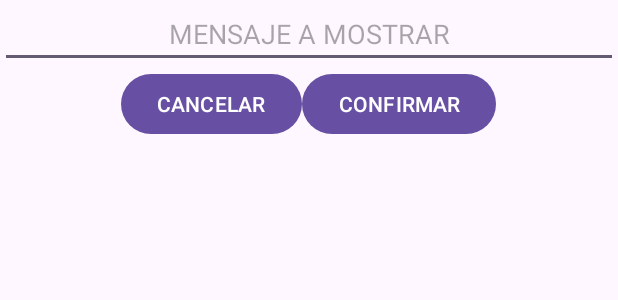
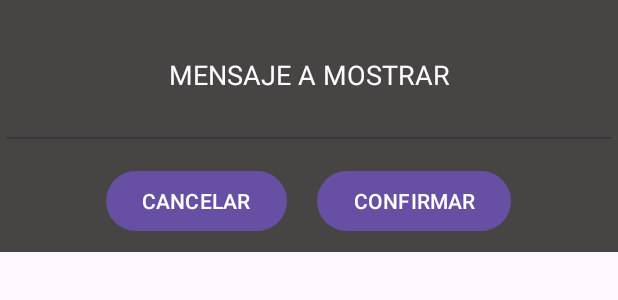
Before and after one commit to Alan-Vaca/TP7_SANAMENTE, an Android app: the layout activity_dialog_confirm.xml on its own in the app's theme, with its tools: preview values and no code run, on a phone screen of 412 x 824 dp. Shown: the top 300 px of the screen. Run offline under Robolectric (Android 15) with nearby library versions, the phone set to English and light mode, and no system bars.

Commit message:
FIX SALIR + DIALOG

```diff
--- a/app/src/main/java/com/example/tp7_sanamente/MainActivity.java
+++ b/app/src/main/java/com/example/tp7_sanamente/MainActivity.java
@@ -106,7 +106,7 @@ public class MainActivity extends AppCompatActivity {
         btnExit.setOnClickListener(new View.OnClickListener() {
             @Override
             public void onClick(View v) {
-                finish(); // Cierra la actividad actual
+                finishAffinity();; // Cierra la actividad actual
             }
         });
 
--- a/app/src/main/java/com/example/tp7_sanamente/MiCarritoCompras.java
+++ b/app/src/main/java/com/example/tp7_sanamente/MiCarritoCompras.java
@@ -195,6 +195,12 @@ public class MiCarritoCompras extends AppCompatActivity {
             btnGuardarCantidad.setOnClickListener(new View.OnClickListener() {
                 @Override
                 public void onClick(View v) {
+
+                    if(editTextCantidad.getText().toString().isEmpty()){
+                        editTextCantidad.setError("INGRESA UNA NUEVA CANTIDAD");
+                        return;
+                    }
+
                     int nuevaCantidad = Integer.parseInt(editTextCantidad.getText().toString());
 
                     if(nuevaCantidad <= 0){
--- a/app/src/main/res/layout/activity_dialog_confirm.xml
+++ b/app/src/main/res/layout/activity_dialog_confirm.xml
@@ -1,15 +1,19 @@
-<LinearLayout
-    xmlns:android="http://schemas.android.com/apk/res/android"
+<LinearLayout xmlns:android="http://schemas.android.com/apk/res/android"
     android:layout_width="match_parent"
     android:layout_height="wrap_content"
+    android:background="#474444"
     android:orientation="vertical">
 
     <EditText
         android:id="@+id/editTextMensaje"
         android:layout_width="match_parent"
-        android:layout_height="wrap_content"
-        android:gravity="center_horizontal"
-        android:hint="MENSAJE A MOSTRAR" />
+        android:layout_height="100dp"
+        android:editable="false"
+        android:enabled="false"
+        android:gravity="center_horizontal|center_vertical"
+        android:hint="MENSAJE A MOSTRAR"
+        android:textColor="#FFFFFF"
+        android:textColorHint="#FFFFFF" />
 
     <LinearLayout
         android:layout_width="match_parent"
@@ -21,13 +25,18 @@
             android:id="@+id/btnCancelarMensaje"
             android:layout_width="wrap_content"
             android:layout_height="wrap_content"
-            android:text="@string/button_cancelar" />
+            android:layout_margin="10dp"
+            android:text="@string/button_cancelar"
+            android:textColorHighlight="#D11111"
+            android:textColorLink="#D11111" />
 
         <Button
             android:id="@+id/btnConfirmarMensaje"
             android:layout_width="wrap_content"
             android:layout_height="wrap_content"
+            android:layout_margin="10dp"
             android:text="@string/button_confirmar"
-            android:textColorHighlight="#FF6750A4" />
+            android:textColorHighlight="#18C11A"
+            android:textColorLink="#18C11A" />
     </LinearLayout>
 </LinearLayout>
```
Also changed, not shown: app/src/main/java/com/example/tp7_sanamente/Calificar.java (+12 -3 lines), app/src/main/java/com/example/tp7_sanamente/Mis_Productos.java (+6 -2 lines), app/src/main/res/layout/activity_dialog_cantidad.xml (+6 -2 lines), app/src/main/res/layout/activity_dialog_motivo.xml (+6 -2 lines).
